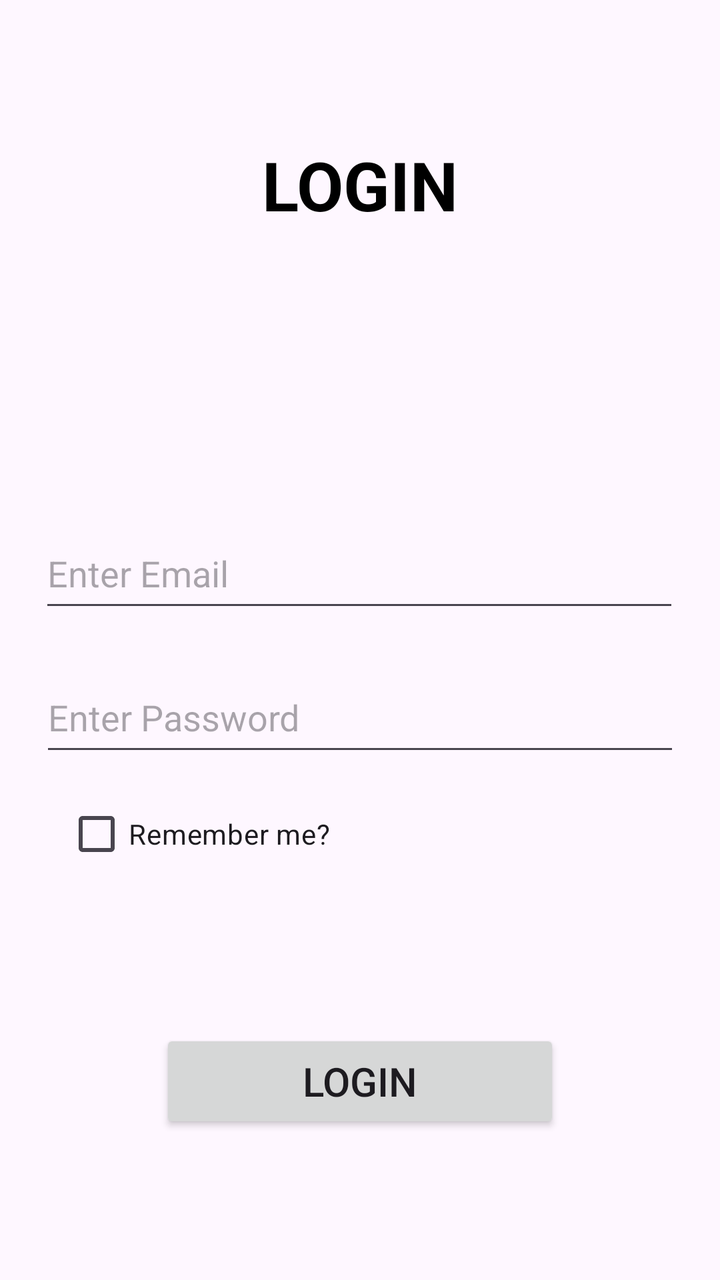
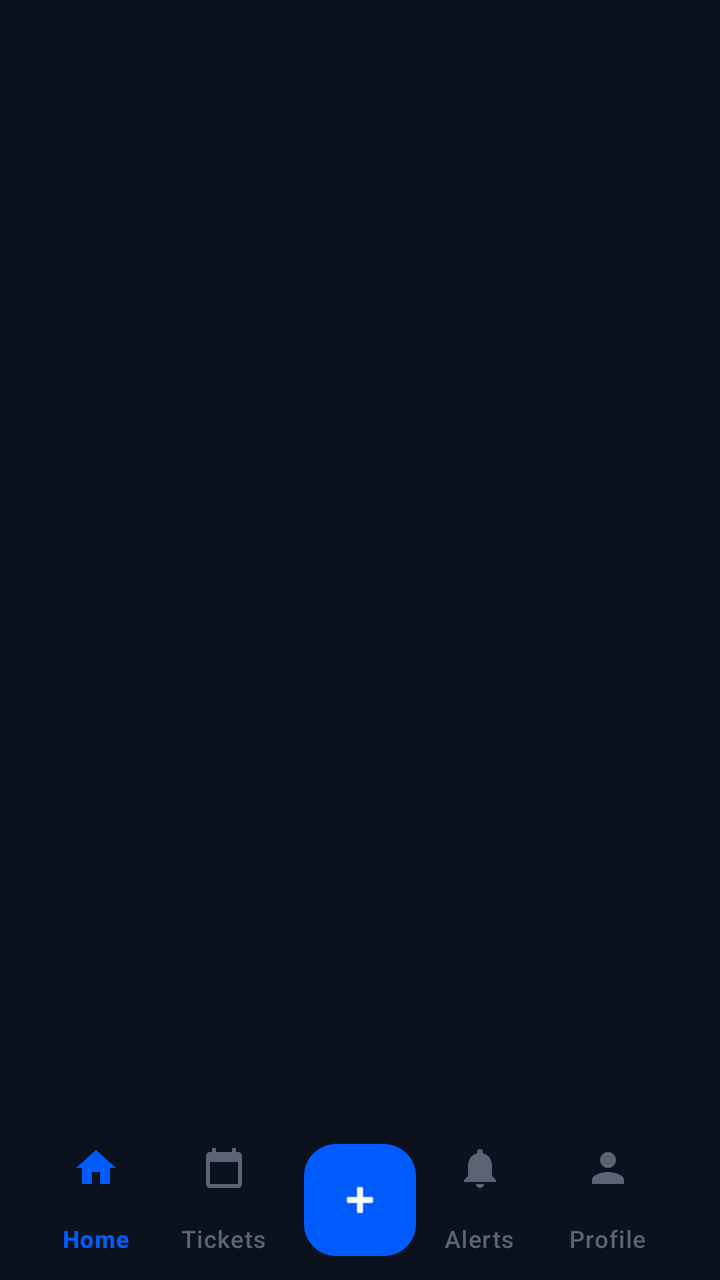

Two renders of the same Android screen: before a commit and after it. Below are the layout's source before the change and the commit's diff.
<!-- AndroidManifest.xml: application theme Theme.SupportAssist -->
<!-- res/layout/activity_main.xml -->
<?xml version="1.0" encoding="utf-8"?>
<androidx.constraintlayout.widget.ConstraintLayout xmlns:android="http://schemas.android.com/apk/res/android"
    xmlns:app="http://schemas.android.com/apk/res-auto"
    xmlns:tools="http://schemas.android.com/tools"
    android:id="@+id/main"
    android:layout_width="match_parent"
    android:layout_height="match_parent"
    tools:context=".MainActivity">

    <TextView
        android:id="@+id/textView"
        android:layout_width="wrap_content"
        android:layout_height="wrap_content"
        android:text="LOGIN"
        android:textColor="#000000"
        android:textSize="34sp"
        android:textStyle="bold"
        app:layout_constraintBottom_toBottomOf="parent"
        app:layout_constraintEnd_toEndOf="parent"
        app:layout_constraintStart_toStartOf="parent"
        app:layout_constraintTop_toTopOf="parent"
        app:layout_constraintVertical_bias="0.117" />

    <EditText
        android:id="@+id/editTextTextEmailAddress"
        android:layout_width="320dp"
        android:layout_height="52dp"
        android:layout_marginTop="144dp"
        android:ems="10"
        android:hint="Enter Email"
        android:inputType="textEmailAddress"
        app:layout_constraintEnd_toEndOf="parent"
        app:layout_constraintHorizontal_bias="0.494"
        app:layout_constraintStart_toStartOf="parent"
        app:layout_constraintTop_toBottomOf="@+id/textView" />

    <EditText
        android:id="@+id/editTextTextPassword"
        android:layout_width="320dp"
        android:layout_height="52dp"
        android:layout_marginTop="20dp"
        android:ems="10"
        android:hint="Enter Password"
        android:inputType="textPassword"
        app:layout_constraintEnd_toEndOf="parent"
        app:layout_constraintStart_toStartOf="parent"
        app:layout_constraintTop_toBottomOf="@+id/editTextTextEmailAddress" />

    <CheckBox
        android:id="@+id/checkBox"
        android:layout_width="wrap_content"
        android:layout_height="wrap_content"
        android:layout_marginTop="10dp"
        android:text="Remember me?"
        app:layout_constraintEnd_toEndOf="parent"
        app:layout_constraintHorizontal_bias="0.142"
        app:layout_constraintStart_toStartOf="parent"
        app:layout_constraintTop_toBottomOf="@+id/editTextTextPassword" />

    <Button
        android:id="@+id/button"
        android:layout_width="200dp"
        android:layout_height="52dp"
        android:text="Login"
        android:textSize="20sp"
        app:layout_constraintBottom_toBottomOf="parent"
        app:layout_constraintEnd_toEndOf="parent"
        app:layout_constraintStart_toStartOf="parent"
        app:layout_constraintTop_toBottomOf="@+id/checkBox" />

</androidx.constraintlayout.widget.ConstraintLayout>
<!-- resources referenced by this layout -->
<resources>
  <style name="Theme.SupportAssist" parent="Base.Theme.SupportAssist" />
  <style name="Base.Theme.SupportAssist" parent="Theme.Material3.DayNight.NoActionBar">
          
          
      </style>
</resources>

<!-- the commit's change to res/layout/activity_main.xml (unified diff, before → after) -->
@@ -1,71 +1,52 @@
 <?xml version="1.0" encoding="utf-8"?>
-<androidx.constraintlayout.widget.ConstraintLayout xmlns:android="http://schemas.android.com/apk/res/android"
+<androidx.coordinatorlayout.widget.CoordinatorLayout xmlns:android="http://schemas.android.com/apk/res/android"
     xmlns:app="http://schemas.android.com/apk/res-auto"
     xmlns:tools="http://schemas.android.com/tools"
     android:id="@+id/main"
     android:layout_width="match_parent"
     android:layout_height="match_parent"
+    android:background="@color/bg_color"
     tools:context=".MainActivity">
 
-    <TextView
-        android:id="@+id/textView"
+    <FrameLayout
+        android:id="@+id/fragment_container"
+        android:layout_width="match_parent"
+        android:layout_height="match_parent"
+        android:layout_marginBottom="80dp" />
+
+    <com.google.android.material.bottomappbar.BottomAppBar
+        android:id="@+id/bottomAppBar"
+        android:layout_width="match_parent"
+        android:layout_height="wrap_content"
+        android:layout_gravity="bottom"
+        android:backgroundTint="@color/bg_color"
+        app:fabAlignmentMode="center"
+        app:fabCradleMargin="10dp"
+        app:fabCradleRoundedCornerRadius="16dp"
+        app:fabCradleVerticalOffset="0dp">
+
+        <com.google.android.material.bottomnavigation.BottomNavigationView
+            android:id="@+id/bottomNavigationView"
+            android:layout_width="match_parent"
+            android:layout_height="match_parent"
+            android:layout_marginEnd="16dp"
+            android:background="@android:color/transparent"
+            app:elevation="0dp"
+            app:itemIconTint="@color/nav_item_color"
+            app:itemTextColor="@color/nav_item_color"
+            app:labelVisibilityMode="labeled"
+            app:menu="@menu/bottom_nav_menu" />
+
+    </com.google.android.material.bottomappbar.BottomAppBar>
+
+    <com.google.android.material.floatingactionbutton.FloatingActionButton
+        android:id="@+id/fab"
         android:layout_width="wrap_content"
         android:layout_height="wrap_content"
-        android:text="LOGIN"
-        android:textColor="#000000"
-        android:textSize="34sp"
-        android:textStyle="bold"
-        app:layout_constraintBottom_toBottomOf="parent"
-        app:layout_constraintEnd_toEndOf="parent"
-        app:layout_constraintStart_toStartOf="parent"
-        app:layout_constraintTop_toTopOf="parent"
-        app:layout_constraintVertical_bias="0.117" />
+        android:backgroundTint="@color/primary_blue"
+        android:contentDescription="@string/create_new_ticket"
+        android:src="@android:drawable/ic_input_add"
+        app:layout_anchor="@id/bottomAppBar"
+        app:tint="@color/white" />
 
-    <EditText
-        android:id="@+id/editTextTextEmailAddress"
-        android:layout_width="320dp"
-        android:layout_height="52dp"
-        android:layout_marginTop="144dp"
-        android:ems="10"
-        android:hint="Enter Email"
-        android:inputType="textEmailAddress"
-        app:layout_constraintEnd_toEndOf="parent"
-        app:layout_constraintHorizontal_bias="0.494"
-        app:layout_constraintStart_toStartOf="parent"
-        app:layout_constraintTop_toBottomOf="@+id/textView" />
-
-    <EditText
-        android:id="@+id/editTextTextPassword"
-        android:layout_width="320dp"
-        android:layout_height="52dp"
-        android:layout_marginTop="20dp"
-        android:ems="10"
-        android:hint="Enter Password"
-        android:inputType="textPassword"
-        app:layout_constraintEnd_toEndOf="parent"
-        app:layout_constraintStart_toStartOf="parent"
-        app:layout_constraintTop_toBottomOf="@+id/editTextTextEmailAddress" />
-
-    <CheckBox
-        android:id="@+id/checkBox"
-        android:layout_width="wrap_content"
-        android:layout_height="wrap_content"
-        android:layout_marginTop="10dp"
-        android:text="Remember me?"
-        app:layout_constraintEnd_toEndOf="parent"
-        app:layout_constraintHorizontal_bias="0.142"
-        app:layout_constraintStart_toStartOf="parent"
-        app:layout_constraintTop_toBottomOf="@+id/editTextTextPassword" />
-
-    <Button
-        android:id="@+id/button"
-        android:layout_width="200dp"
-        android:layout_height="52dp"
-        android:text="Login"
-        android:textSize="20sp"
-        app:layout_constraintBottom_toBottomOf="parent"
-        app:layout_constraintEnd_toEndOf="parent"
-        app:layout_constraintStart_toStartOf="parent"
-        app:layout_constraintTop_toBottomOf="@+id/checkBox" />
-
-</androidx.constraintlayout.widget.ConstraintLayout>
+</androidx.coordinatorlayout.widget.CoordinatorLayout>
<!-- resource entries referenced after the edit -->
@@ -1,5 +1,9 @@
 <!-- resources referenced by this layout -->
 <resources>
+  <color name="bg_color">#0B121E</color>
+  <color name="primary_blue">#005BFF</color>
+  <color name="white">#FFFFFFFF</color>
+  <string name="create_new_ticket">Create New Ticket</string>
   <style name="Theme.SupportAssist" parent="Base.Theme.SupportAssist" />
   <style name="Base.Theme.SupportAssist" parent="Theme.Material3.DayNight.NoActionBar">
           
